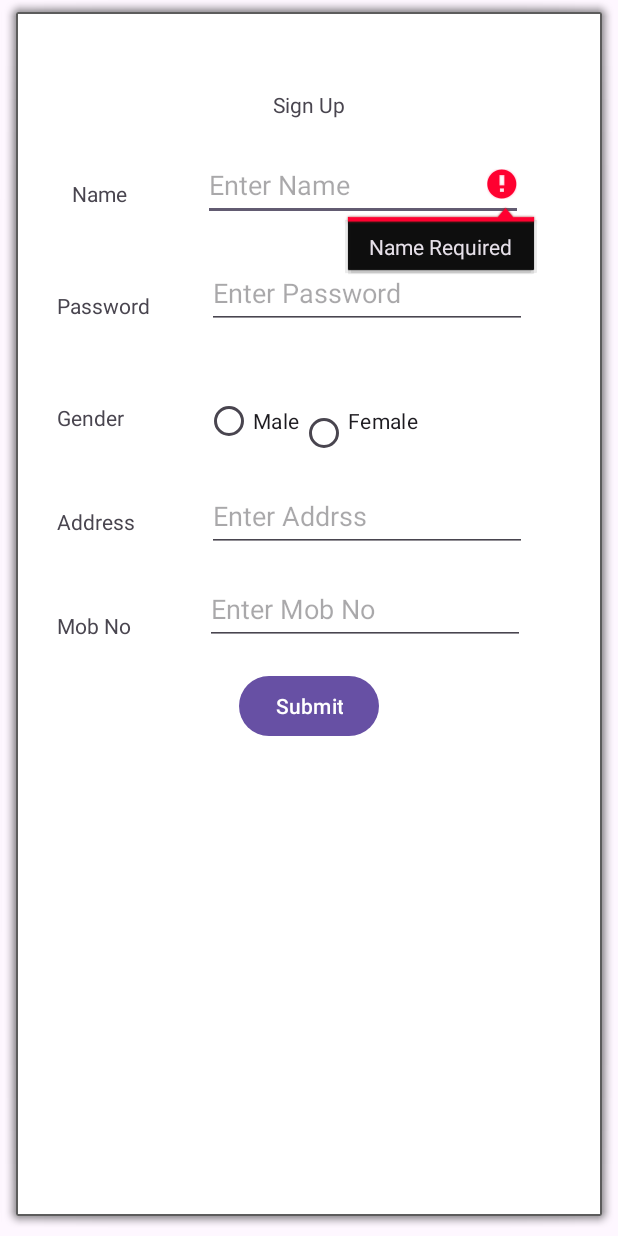
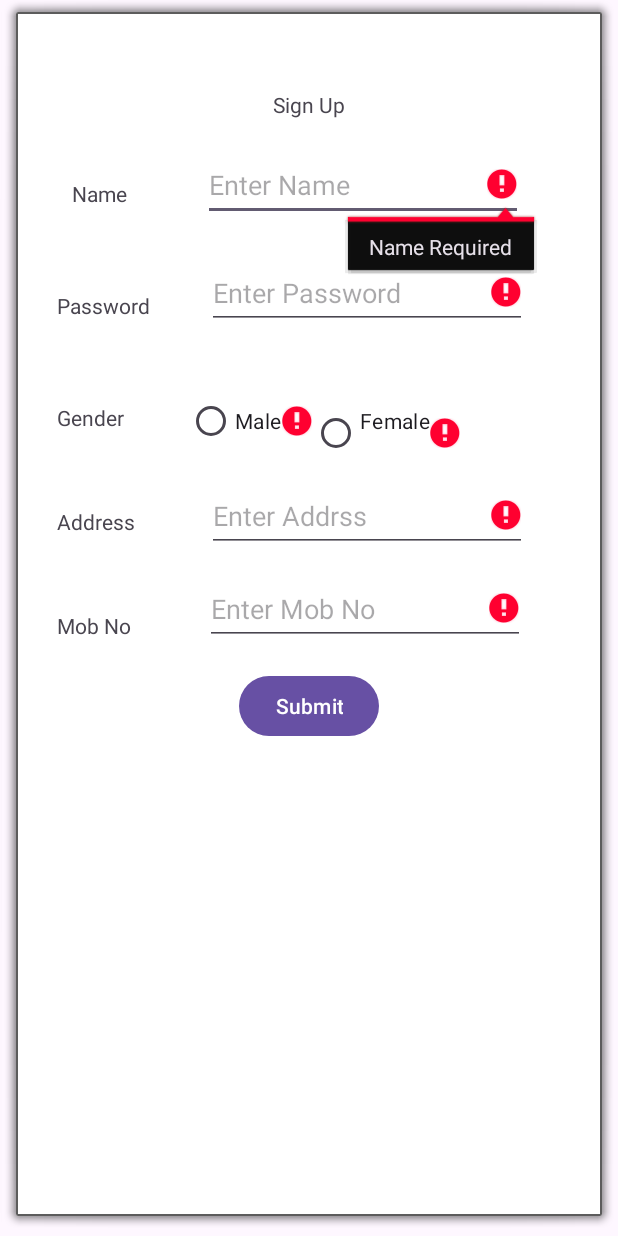
Before and after one commit to Arbaz015/LoginPage, an Android app: the screen it shows after launch (MainActivity), after a tap on "Submit", on a phone screen of 412 x 824 dp. Run offline under Robolectric (Android 15) with nearby library versions, the phone set to English and light mode, and no system bars; our stand-ins replace data binding.

Commit message:
User Signup Interface Completed

```diff
--- a/app/src/main/java/com/example/loginpage/MainActivity.java
+++ b/app/src/main/java/com/example/loginpage/MainActivity.java
@@ -5,6 +5,9 @@ import android.text.InputFilter;
 import android.text.Spanned;
 import android.util.Log;
 import android.widget.EditText;
+import android.widget.RadioButton;
+import android.widget.RadioGroup;
+import android.widget.Toast;
 
 import androidx.activity.EdgeToEdge;
 import androidx.appcompat.app.AppCompatActivity;
@@ -20,11 +23,18 @@ public class MainActivity extends AppCompatActivity {
 
     private ActivityMainBinding binding;
     StringBuilder result=new StringBuilder();
-    String name="";
+    String name="",pass="",add="",mob="";
+//    long mob
+    private RadioGroup radioGroup;
+    private RadioButton radioButton;
 
+//    RadioButton radioButton;
+;
     @Override
     protected void onCreate(Bundle savedInstanceState) {
         super.onCreate(savedInstanceState);
+
+        radioGroup = (RadioGroup) findViewById(R.id.radioGroup );
 
         binding= DataBindingUtil.setContentView(this,R.layout.activity_main);
 
@@ -52,26 +62,68 @@ public class MainActivity extends AppCompatActivity {
 
 
 
-                   boolean check= isEmpty(binding.editTextText);
 
-                    if (check)
-                    {
-                        binding.editTextTextName.setError("Name Required");
+            if (binding.editTextTextName.getText().toString().length()==0)
+            {
+                binding.editTextTextName.setError("Name Required");
+
+            }
+            else {
+                name=binding.editTextTextName.getText().toString();
+                result.append("Name is \n");
+
+            }
+            if (binding.editTextTextPass.getText().toString().length()==0)
+            {
+                binding.editTextTextPass.setError("Password  Requird");
+            }
+            else {
+                pass=binding.editTextTextName.getText().toString();
+                result.append("Pass is \n");
 
 
-                    }else {
-                        name=binding.editTextTextName.getText().toString();
+            }
 
-                    }
+            int radioId=binding.radioGroup.getCheckedRadioButtonId();
+                if (radioId>0)
+                {
+                     radioButton=findViewById(radioId);
+                    result.append("Gender is \n");
+
+                }
+                else {
+                    binding.radioButtonMale.setError("Required");
+                    binding.radioButtonFemale.setError("Required");
+
+
+                }if (binding.editTextText.getText().toString().length()==0)
+            {
+                binding.editTextText.setError("Password  Requird");
+
+            }
+                else {
+                    add=binding.editTextText.getText().toString();
+                result.append("Add is \n");
+
+            }
+                if (binding.editTextPhone.getText().toString().length()==0)
+                {
+                    binding.editTextPhone.setError("Password  Requird");
+
+                }
+                else
+                {
+                    mob= binding.editTextPhone.getText().toString().toString();
+                    result.append("Phone is \n");
+
+
+                }
 
         });
-            binding.finalResult.setText(name);
-        Log.d("Check",""+name);
+
+        binding.finalResult.setText(result);
+
     }
 
-    private  boolean isEmpty(EditText editText)
-    {
-       return binding.editTextTextName.getText().toString().trim().isEmpty();
 
-    }
 }
```
